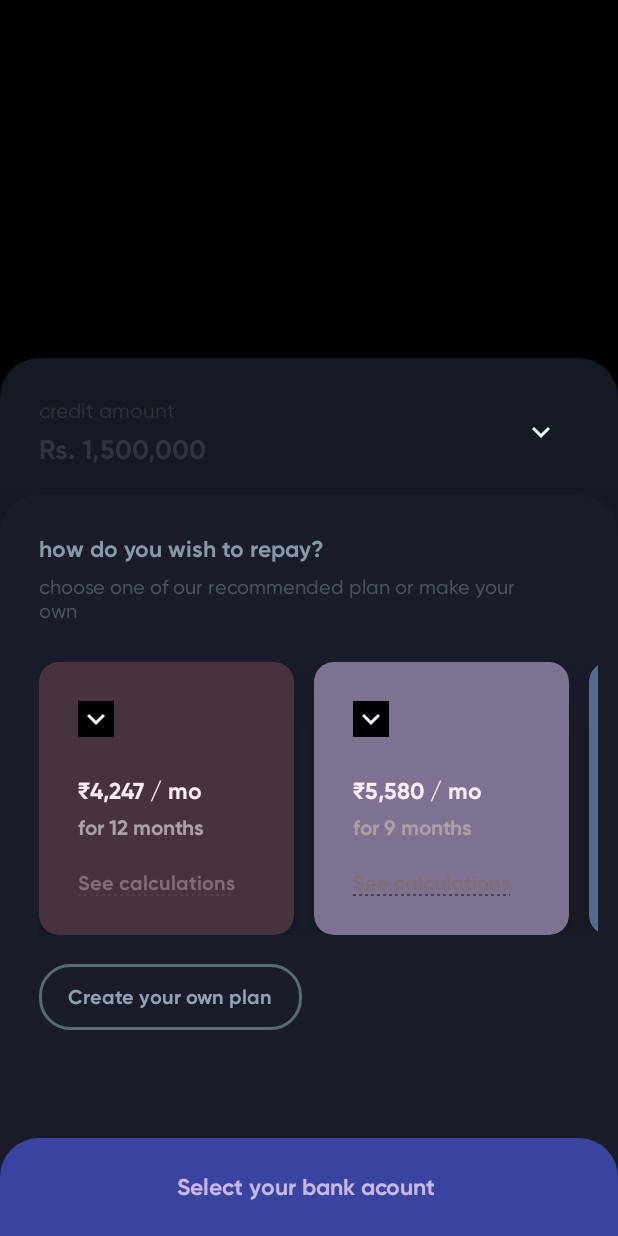
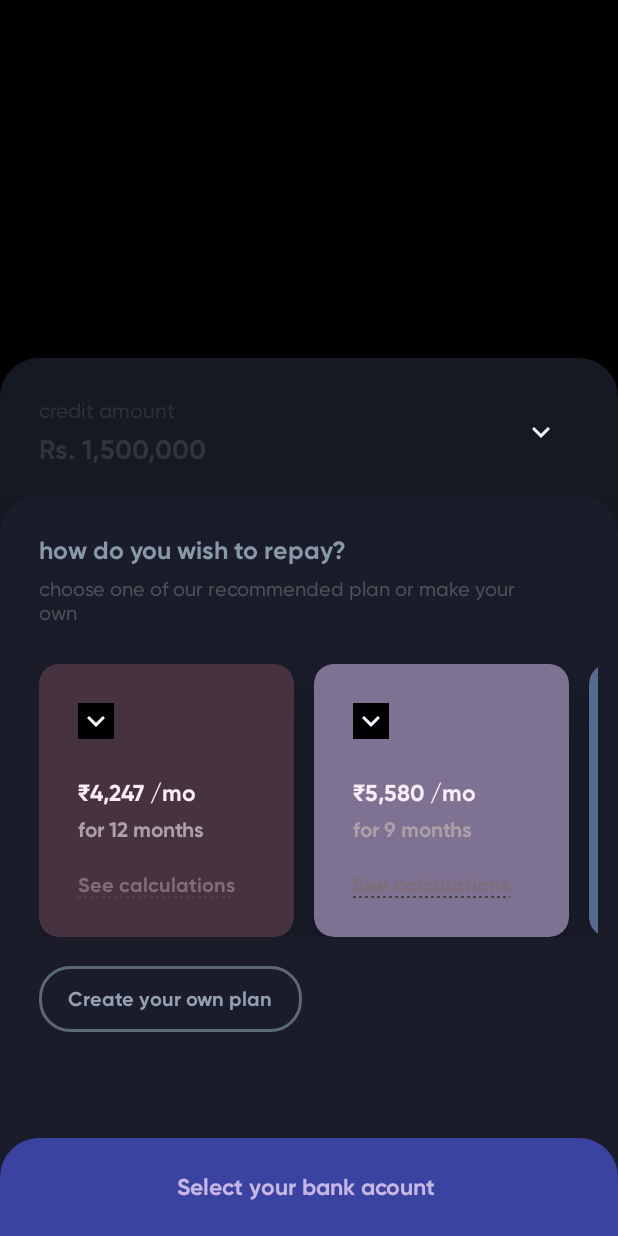
Before and after one commit to Tanvi-Goyal/StackApp, an Android app: the screen it shows after launch (MainActivity), after a tap on "Proceed to EMI selection", on a phone screen of 412 x 824 dp. Run offline under Robolectric (Android 15) with nearby library versions, the phone set to English and light mode, and no system bars; our stand-ins replace data binding, sdp/ssp sizes; plain views replace CircularSeekBar.

Commit message:
font size changes

```diff
--- a/app/src/main/java/com/stackapp/RepayPlanAdapter.kt
+++ b/app/src/main/java/com/stackapp/RepayPlanAdapter.kt
@@ -39,7 +39,7 @@ class RepayPlanAdapter :
         fun bind(item: RepayModel) {
             binding.executePendingBindings()
             binding.card.setCardBackgroundColor(item.backgroubd)
-            binding.planAmount.text = itemView.resources.getString(R.string.Rs) + item.amount + " / mo"
+            binding.planAmount.text = itemView.resources.getString(R.string.Rs) + item.amount + " /mo"
             binding.planDuration.text = "for " + item.duration + " months"
         }
     }
--- a/app/src/main/java/com/stackapp/SecondFragment.kt
+++ b/app/src/main/java/com/stackapp/SecondFragment.kt
@@ -130,7 +130,8 @@ class SecondFragment : Fragment() {
 
     fun showUpperCollapsedState() {
         isExpanded = false
-        binding.imgExpand.visibility = View.VISIBLE
+        binding.groupUpperCollapsed.visibility = View.VISIBLE
+        binding.groupUpperExpanded.visibility = View.GONE
 //        binding.card.visibility = View.INVISIBLE
     }
 
@@ -144,7 +145,8 @@ class SecondFragment : Fragment() {
         isExpanded = true
         binding.stateCollapsed.visibility = View.GONE
         binding.stateExpanded.visibility = View.VISIBLE
-        binding.imgExpand.visibility = View.GONE
+        binding.groupUpperCollapsed.visibility = View.GONE
+        binding.groupUpperExpanded.visibility = View.VISIBLE
 //        binding.card.visibility = View.VISIBLE
     }
 
--- a/app/src/main/res/layout/fragment_first.xml
+++ b/app/src/main/res/layout/fragment_first.xml
@@ -25,7 +25,7 @@
                 android:fontFamily="@font/gilroy_bold"
                 android:text="nikunj, how much do you need? "
                 android:textColor="#8798a6"
-                android:textSize="@dimen/_12ssp"
+                android:textSize="@dimen/_13ssp"
                 android:visibility="visible"
                 app:layout_constraintStart_toStartOf="parent"
                 app:layout_constraintTop_toTopOf="parent" />
--- a/app/src/main/res/layout/fragment_second.xml
+++ b/app/src/main/res/layout/fragment_second.xml
@@ -27,7 +27,7 @@
                 android:fontFamily="@font/gilroy_bold"
                 android:text="how do you wish to repay?"
                 android:textColor="#8798a6"
-                android:textSize="@dimen/_12ssp"
+                android:textSize="@dimen/_13ssp"
                 android:visibility="visible"
                 app:layout_constraintStart_toStartOf="parent"
                 app:layout_constraintTop_toTopOf="parent" />
@@ -67,16 +67,68 @@
                 android:layout_marginTop="@dimen/_15sdp"
                 android:background="@drawable/bg_button"
                 android:fontFamily="@font/gilroy_bold"
+                android:paddingLeft="@dimen/_15sdp"
+                android:paddingTop="@dimen/_10sdp"
+                android:paddingRight="@dimen/_15sdp"
+                android:paddingBottom="@dimen/_10sdp"
                 android:text="Create your own plan"
                 android:textAllCaps="false"
                 android:textColor="#93a0b2"
-                android:paddingRight="@dimen/_15sdp"
-                android:paddingLeft="@dimen/_15sdp"
-                android:paddingTop="@dimen/_10sdp"
-                android:paddingBottom="@dimen/_10sdp"
                 android:textSize="@dimen/_10ssp"
                 app:layout_constraintStart_toStartOf="@id/recycler"
                 app:layout_constraintTop_toBottomOf="@id/recycler" />
+
+            <TextView
+                android:id="@+id/labelEMI"
+                android:layout_width="0dp"
+                android:layout_height="wrap_content"
+                android:layout_margin="@dimen/_20sdp"
+                android:fontFamily="@font/gilroy_medium"
+                android:text="EMI"
+                android:textColor="#2e303a"
+                android:textSize="@dimen/_11ssp"
+                app:layout_constraintStart_toStartOf="parent"
+                app:layout_constraintTop_toTopOf="parent"
+                app:layout_constraintWidth_percent="0.35" />
+
+            <TextView
+                android:id="@+id/valueEMI"
+                android:layout_width="0dp"
+                android:layout_height="wrap_content"
+                android:layout_marginTop="@dimen/_4sdp"
+                android:fontFamily="@font/gilroy_bold"
+                android:text="Rs. 4,,247 / mo"
+                android:textColor="#2f343e"
+                android:textSize="@dimen/_14sdp"
+                app:layout_constraintStart_toStartOf="@id/labelEMI"
+                app:layout_constraintTop_toBottomOf="@id/labelEMI"
+                app:layout_constraintWidth_percent="0.35" />
+
+            <TextView
+                android:id="@+id/labelDuration"
+                android:layout_width="0dp"
+                android:layout_height="wrap_content"
+                android:layout_margin="@dimen/_20sdp"
+                android:fontFamily="@font/gilroy_medium"
+                android:text="duration"
+                android:textColor="#2e303a"
+                android:textSize="@dimen/_11ssp"
+                app:layout_constraintStart_toEndOf="@id/labelEMI"
+                app:layout_constraintTop_toTopOf="parent"
+                app:layout_constraintWidth_percent="0.35" />
+
+            <TextView
+                android:id="@+id/valueDuration"
+                android:layout_width="0dp"
+                android:layout_height="wrap_content"
+                android:layout_marginTop="@dimen/_4sdp"
+                android:fontFamily="@font/gilroy_bold"
+                android:text="12 months"
+                android:textColor="#2f343e"
+                android:textSize="@dimen/_14sdp"
+                app:layout_constraintStart_toStartOf="@id/labelDuration"
+                app:layout_constraintTop_toBottomOf="@id/labelDuration"
+                app:layout_constraintWidth_percent="0.35" />
 
             <ImageView
                 android:id="@+id/imgExpand"
@@ -84,10 +136,23 @@
                 android:layout_height="wrap_content"
                 android:layout_marginRight="@dimen/_30sdp"
                 android:src="@drawable/ic_baseline_expand_more_24"
+                app:layout_constraintBottom_toBottomOf="@id/valueEMI"
+                app:layout_constraintEnd_toEndOf="parent"
+                app:layout_constraintTop_toTopOf="@id/labelEMI" />
+
+            <androidx.constraintlayout.widget.Group
+                android:id="@+id/groupUpperExpanded"
+                android:layout_width="wrap_content"
+                android:layout_height="wrap_content"
                 android:visibility="gone"
-                app:layout_constraintBottom_toBottomOf="@id/txtDescription"
-                app:layout_constraintEnd_toEndOf="parent"
-                app:layout_constraintTop_toTopOf="parent" />
+                app:constraint_referenced_ids="txtTitle, txtDescription, recycler, createPlan" />
+
+            <androidx.constraintlayout.widget.Group
+                android:id="@+id/groupUpperCollapsed"
+                android:layout_width="wrap_content"
+                android:layout_height="wrap_content"
+                android:visibility="visible"
+                app:constraint_referenced_ids="labelEMI, valueEMI,labelDuration, valueDuration, imgExpand" />
 
         </androidx.constraintlayout.widget.ConstraintLayout>
 
--- a/app/src/main/res/layout/fragment_third.xml
+++ b/app/src/main/res/layout/fragment_third.xml
@@ -10,7 +10,7 @@
         <androidx.constraintlayout.widget.ConstraintLayout
             android:id="@+id/stateExpanded"
             android:layout_width="match_parent"
-            android:layout_height="@dimen/_300sdp"
+            android:layout_height="@dimen/_310sdp"
             android:background="@drawable/bg_third_fragment"
             android:visibility="gone"
             app:layout_constraintBottom_toBottomOf="parent"
@@ -25,7 +25,7 @@
                 android:fontFamily="@font/gilroy_bold"
                 android:text="where should we send the money? "
                 android:textColor="#8798a6"
-                android:textSize="@dimen/_12ssp"
+                android:textSize="@dimen/_13ssp"
                 android:visibility="visible"
                 app:layout_constraintStart_toStartOf="parent"
                 app:layout_constraintTop_toTopOf="parent" />
@@ -95,7 +95,7 @@
                 android:id="@+id/changeAccount"
                 android:layout_width="wrap_content"
                 android:layout_height="wrap_content"
-                android:layout_marginTop="@dimen/_15sdp"
+                android:layout_marginTop="@dimen/_25sdp"
                 android:background="@drawable/bg_button"
                 android:fontFamily="@font/gilroy_bold"
                 android:paddingLeft="@dimen/_15sdp"
```
